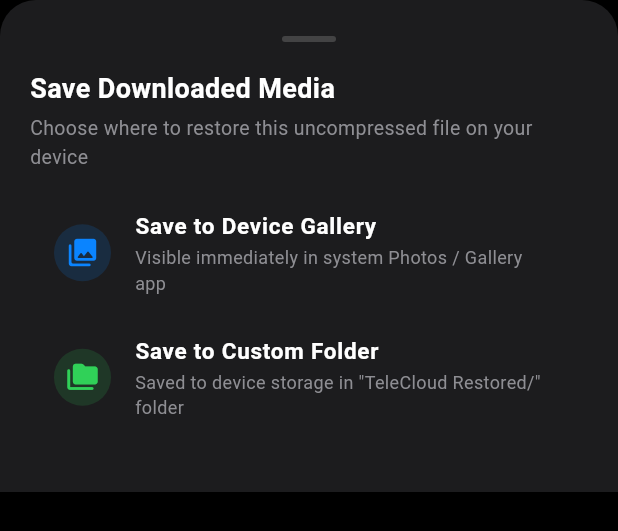
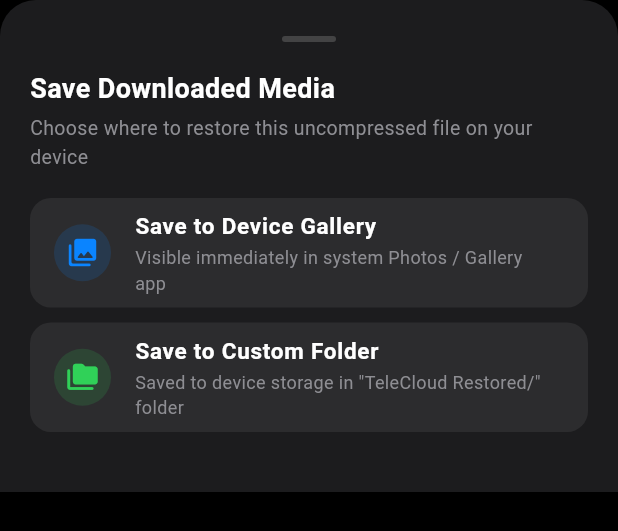
Before and after one commit to Myselfnandha/telecloud-photos, a Flutter app: the DownloadDestinationSheet widget shown alone on an empty page, opened directly, on a phone screen of 412 x 824 dp. Shown: the top 531 px of the screen. Run offline on Flutter 3.47's test engine with Material 3 defaults, Android fonts, the phone set to English and light mode, and no system bars; our stand-ins replace battery_plus, connectivity_plus, drift, flutter_dotenv, flutter_riverpod, flutter_secure_storage and 8 more; missing offline and left inert: flutter_displaymode, flutter_foreground_task, photo_manager, tdlib, workmanager; accounts and stored records are empty; generated files the repository leaves out were written again; statements that could not run were skipped; project files that could hold a hidden picture were left out.

Commit message:
fix(viewer): wrap ListTile items in Material to resolve widget test assertion in CI

```diff
--- a/telecloud_photos/lib/features/viewer/widgets/download_destination_sheet.dart
+++ b/telecloud_photos/lib/features/viewer/widgets/download_destination_sheet.dart
@@ -21,12 +21,13 @@ class DownloadDestinationSheet extends StatelessWidget {
     final primaryTextColor = AppColors.textPrimary(context);
     final secondaryTextColor = AppColors.textSecondary(context);
 
-    return Container(
-      padding: const EdgeInsets.symmetric(horizontal: 20, vertical: 24),
-      decoration: BoxDecoration(
+    return Material(
       color: AppColors.surface(context),
       borderRadius: const BorderRadius.vertical(top: Radius.circular(24)),
-      ),
+      child: SafeArea(
+        top: false,
+        child: Padding(
+          padding: const EdgeInsets.symmetric(horizontal: 20, vertical: 24),
           child: Column(
             mainAxisSize: MainAxisSize.min,
             crossAxisAlignment: CrossAxisAlignment.start,
@@ -59,11 +60,11 @@ class DownloadDestinationSheet extends StatelessWidget {
                 ),
               ),
               const SizedBox(height: 18),
-          ListTile(
-            shape: RoundedRectangleBorder(
+              Material(
+                color: AppColors.card(context),
                 borderRadius: BorderRadius.circular(14),
-            ),
-            tileColor: AppColors.card(context),
+                clipBehavior: Clip.antiAlias,
+                child: ListTile(
                   leading: Container(
                     padding: const EdgeInsets.all(8),
                     decoration: BoxDecoration(
@@ -96,12 +97,13 @@ class DownloadDestinationSheet extends StatelessWidget {
                     Navigator.pop(context, DownloadDestination.gallery);
                   },
                 ),
+              ),
               const SizedBox(height: 10),
-          ListTile(
-            shape: RoundedRectangleBorder(
+              Material(
+                color: AppColors.card(context),
                 borderRadius: BorderRadius.circular(14),
-            ),
-            tileColor: AppColors.card(context),
+                clipBehavior: Clip.antiAlias,
+                child: ListTile(
                   leading: Container(
                     padding: const EdgeInsets.all(8),
                     decoration: BoxDecoration(
@@ -134,8 +136,11 @@ class DownloadDestinationSheet extends StatelessWidget {
                     Navigator.pop(context, DownloadDestination.customFolder);
                   },
                 ),
+              ),
               const SizedBox(height: 16),
             ],
+          ),
+        ),
       ),
     );
   }
```
Also changed, not shown: 1 other file. Lines whose indentation alone changed are shown as unchanged.
